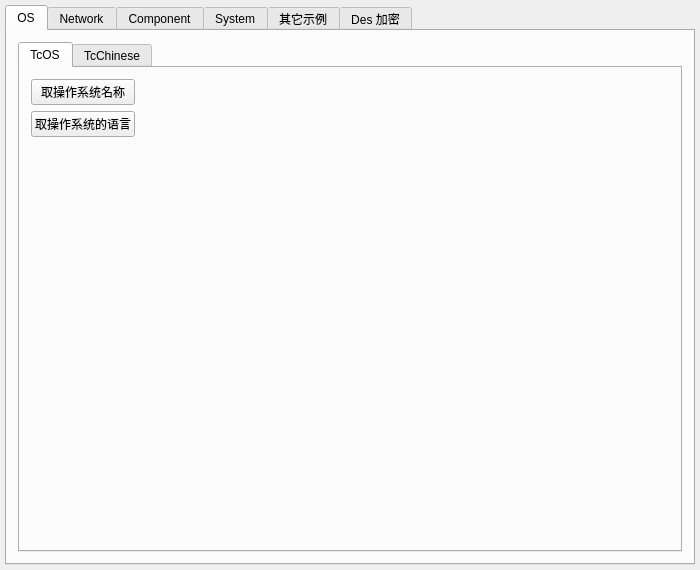
Qt form sample/mainwindow.ui (jjzhang166/Tianchi2) before a commit.
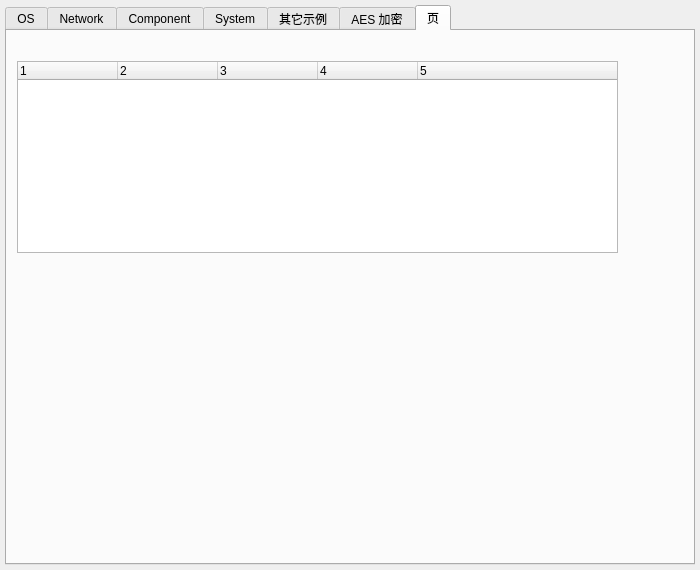
The same form after that commit. The open tabs and pages were chosen to show the change. Custom widgets are drawn as their Qt base class.

```diff
--- a/sample/mainwindow.ui
+++ b/sample/mainwindow.ui
@@ -594,7 +594,7 @@
       </widget>
       <widget class="QWidget" name="tab_11">
        <attribute name="title">
-        <string>Des 加密</string>
+        <string>AES 加密</string>
        </attribute>
        <layout class="QGridLayout" name="gridLayout_6">
         <item row="0" column="1">
@@ -639,6 +639,46 @@
         </item>
        </layout>
       </widget>
+      <widget class="QWidget" name="tab_12">
+       <attribute name="title">
+        <string>页</string>
+       </attribute>
+       <widget class="QTreeWidget" name="treeWidget">
+        <property name="geometry">
+         <rect>
+          <x>10</x>
+          <y>30</y>
+          <width>601</width>
+          <height>192</height>
+         </rect>
+        </property>
+        <column>
+         <property name="text">
+          <string>1</string>
+         </property>
+        </column>
+        <column>
+         <property name="text">
+          <string>2</string>
+         </property>
+        </column>
+        <column>
+         <property name="text">
+          <string>3</string>
+         </property>
+        </column>
+        <column>
+         <property name="text">
+          <string>4</string>
+         </property>
+        </column>
+        <column>
+         <property name="text">
+          <string>5</string>
+         </property>
+        </column>
+       </widget>
+      </widget>
      </widget>
     </item>
    </layout>
@@ -648,7 +688,7 @@
  <customwidgets>
   <customwidget>
    <class>TcDateEdit</class>
-   <extends>QWidget</extends>
+   <extends>QComboBox</extends>
    <header>tcDateEdit.h</header>
   </customwidget>
  </customwidgets>
```
Left out of the diff: 66 changed lines with no effect on the pictures.
